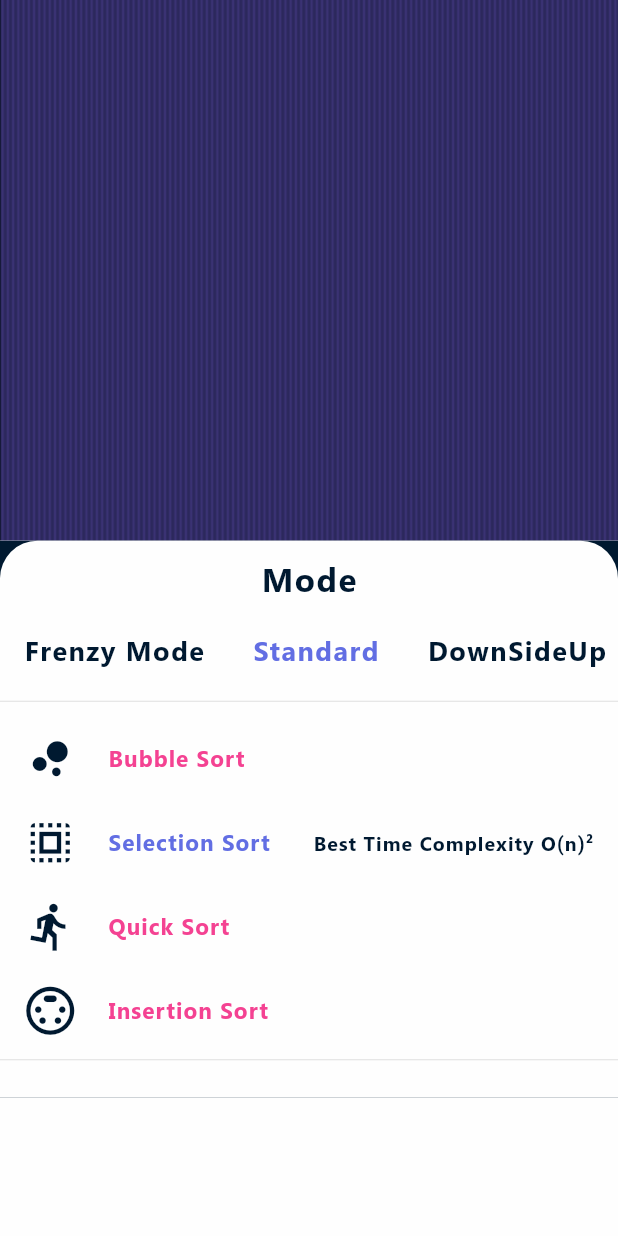
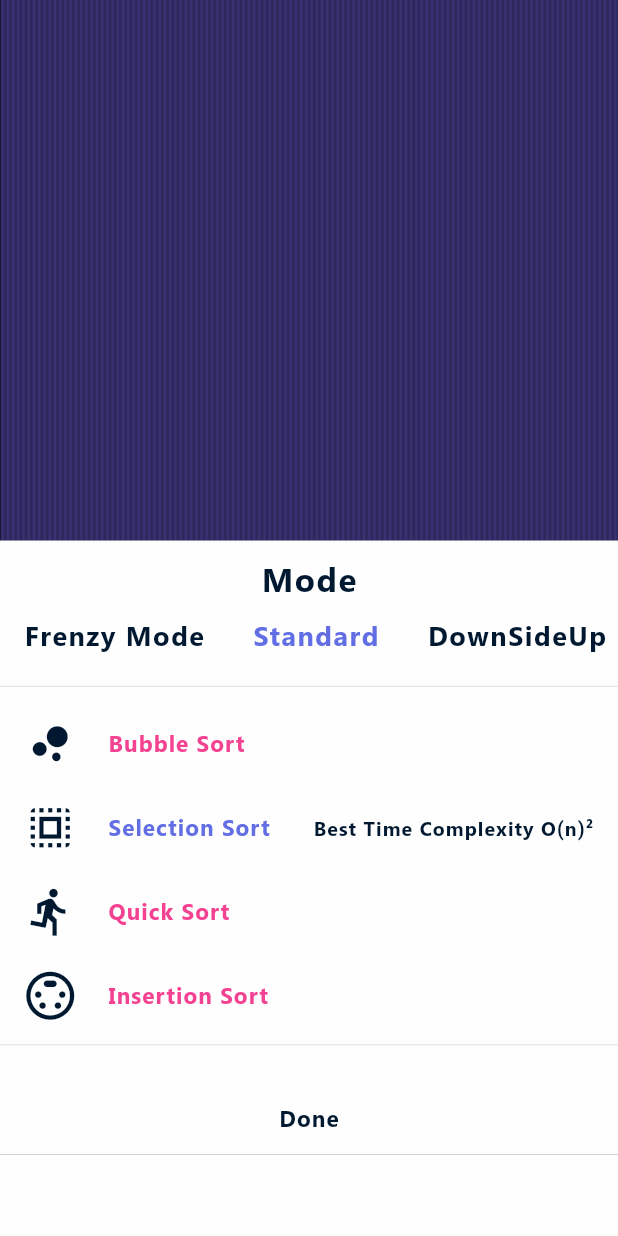
Before and after one commit to parzuko/AlgoVisualizer, a Flutter app: the screen it shows after launch, after a tap on the "format list bulleted" icon, on a phone screen of 412 x 824 dp. Run offline on Flutter 3.47's test engine with Material 2 defaults, Android fonts, the phone set to English and light mode, and no system bars; missing offline and left inert: animated_icon_button.

Commit message:
Add Done Button

```diff
--- a/algo_visual/lib/screens/home_screen.dart
+++ b/algo_visual/lib/screens/home_screen.dart
@@ -427,9 +427,6 @@ class _HomeScreenState extends State<HomeScreen> with TickerProviderStateMixin {
                                     letterSpacing: 1,
                                     fontFamily: 'Segoe UI'),
                               ),
-                              SizedBox(
-                                height: 10,
-                              ),
                               SingleChildScrollView(
                                 scrollDirection: Axis.horizontal,
                                 child: Row(
@@ -693,14 +690,26 @@ class _HomeScreenState extends State<HomeScreen> with TickerProviderStateMixin {
                                 height: 10,
                               ),
                               SizedBox(height: 20),
+                              FlatButton(
+                                onPressed: () {
+                                  Navigator.pop(context);
+                                },
+                                child: Text(
+                                  "Done",
+                                  style: TextStyle(
+                                    color: Palette.scaffold,
+                                    fontSize: 15.0,
+                                    fontWeight: FontWeight.bold,
+                                    letterSpacing: 0.7,
+                                    fontFamily: 'Segoe UI',
+                                  ),
+                                ),
+                              ),
                             ],
                           ),
                           decoration: BoxDecoration(
-                              color: Palette.textColor,
-                              borderRadius: BorderRadius.only(
-                                topLeft: const Radius.circular(25),
-                                topRight: const Radius.circular(25),
-                              )),
+                            color: Palette.textColor,
+                          ),
                         ),
                       ),
                     ],
```
